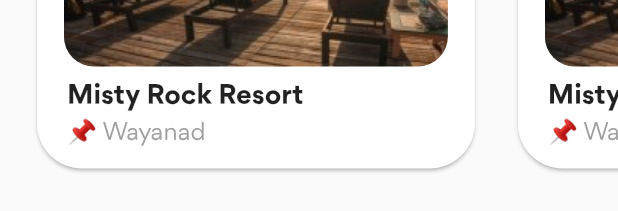
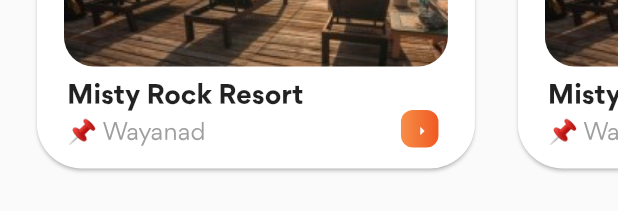
Before and after one commit to EnginBolat/travel_app_ui, a Flutter app: the OurProperties widget shown alone on an empty page, opened directly, on a phone screen of 412 x 824 dp. Shown: the part 244-455 px from the top of the screen. Run offline on Flutter 3.47's test engine with Material 2 defaults, Android fonts, the phone set to English and light mode, and no system bars; our stand-ins replace font_awesome_flutter.

Commit message:
Navigation Button Added

```diff
--- a/lib/pages/home_page.dart
+++ b/lib/pages/home_page.dart
@@ -44,6 +44,9 @@
                 height: 10,
               ),
               OurProperties(),
+              SizedBox(
+                height: 30,
+              ),
               PopularPlaces(),
             ],
           ),
--- a/lib/widget/home_page/our_properties.dart
+++ b/lib/widget/home_page/our_properties.dart
@@ -19,7 +19,7 @@
           padding: EdgeInsets.symmetric(horizontal: deviceWidth / 16),
           child: Row(
             mainAxisAlignment: MainAxisAlignment.spaceBetween,
-            children:  [
+            children: [
               Text(
                 "Our Properties",
                 style: Theme.of(context).textTheme.headline6,
@@ -35,7 +35,7 @@
           height: 10,
         ),
         SizedBox(
-          height: 300,
+          height: 250,
           child: ListView.builder(
             scrollDirection: Axis.horizontal,
             itemCount: hotels.length,
@@ -48,7 +48,9 @@
                       onTap: () => Navigator.pushReplacement(
                         context,
                         MaterialPageRoute(
-                            builder: (context) => InformationPage(indexId: index,)),
+                            builder: (context) => InformationPage(
+                                  indexId: index,
+                                )),
                       ),
                       child: SizedBox(
                         width: 300,
@@ -72,7 +74,7 @@
                                 padding: const EdgeInsets.symmetric(
                                     horizontal: 20.0),
                                 child: Row(
-                                  crossAxisAlignment: CrossAxisAlignment.start,
+                                  crossAxisAlignment: CrossAxisAlignment.end,
                                   mainAxisAlignment: MainAxisAlignment.start,
                                   children: [
                                     Column(
@@ -83,14 +85,50 @@
                                       children: [
                                         Text(
                                           hotels[index].name,
-                                          style:Theme.of(context).textTheme.headline6,
+                                          style: Theme.of(context)
+                                              .textTheme
+                                              .headline6,
                                         ),
                                         const SizedBox(
                                           height: 5,
                                         ),
                                         Text("📌 " + hotels[index].location,
-                                            style: Theme.of(context).textTheme.subtitle2),
+                                            style: Theme.of(context)
+                                                .textTheme
+                                                .subtitle2),
                                       ],
+                                    ),
+                                    const SizedBox(
+                                      width: 65,
+                                    ),
+                                    Container(
+                                      width: 25.0,
+                                      height: 25.0,
+                                      child: IconButton(
+                                        iconSize: 12.0,
+                                        icon: const Icon(Icons.arrow_right,
+                                            color: Colors.white),
+                                        onPressed: () =>
+                                            Navigator.pushReplacement(
+                                          context,
+                                          MaterialPageRoute(
+                                              builder: (context) =>
+                                                  InformationPage(
+                                                    indexId: index,
+                                                  )),
+                                        ),
+                                      ),
+                                      decoration: BoxDecoration(
+                                        borderRadius: BorderRadius.circular(8),
+                                        gradient: const LinearGradient(
+                                          begin: Alignment.centerLeft,
+                                          end: Alignment.centerRight,
+                                          colors: [
+                                            Color.fromARGB(255, 247, 142, 72),
+                                            Color.fromARGB(255, 240, 89, 34)
+                                          ],
+                                        ),
+                                      ),
                                     ),
                                   ],
                                 ),
--- a/lib/widget/info_page/info_page_image.dart
+++ b/lib/widget/info_page/info_page_image.dart
@@ -21,7 +21,11 @@
       width: 360,
       decoration: BoxDecoration(
         image: DecorationImage(
-            image: AssetImage(hotels[widget.indexId].iUrl), fit: BoxFit.fill),
+          image: AssetImage(
+            hotels[widget.indexId].iUrl,
+          ),
+          fit: BoxFit.fill,
+        ),
         borderRadius: BorderRadius.circular(30),
       ),
       child: Column(
--- a/lib/widget/info_page/info_page_price_button.dart
+++ b/lib/widget/info_page/info_page_price_button.dart
@@ -29,7 +29,7 @@
           ),
           SizedBox(
             height: 50,
-            width: deviceWidth / 2.3,
+            width: deviceWidth / 2.5,
             child: Directionality(
               textDirection: TextDirection.rtl,
               child: ElevatedButton.icon(
```
Also changed, not shown: assets/images/high_quality.jpg (added), assets/images/high_quality.png (added).
